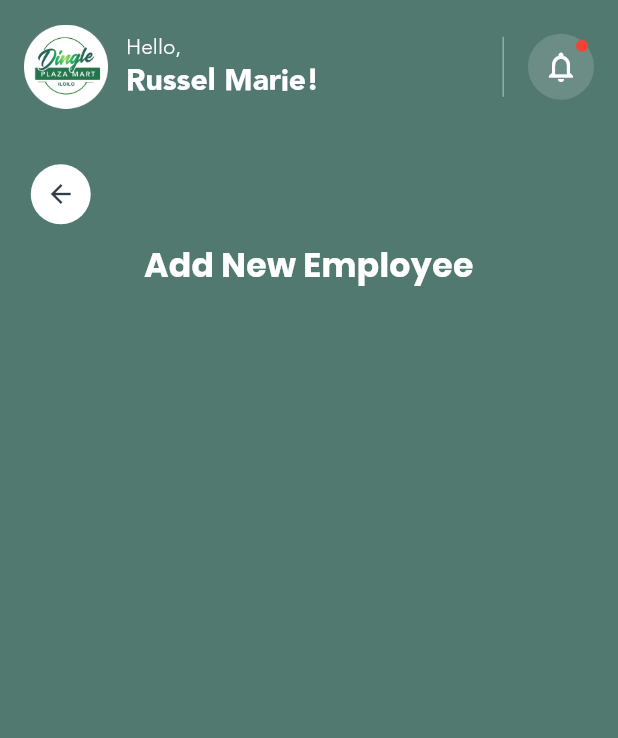
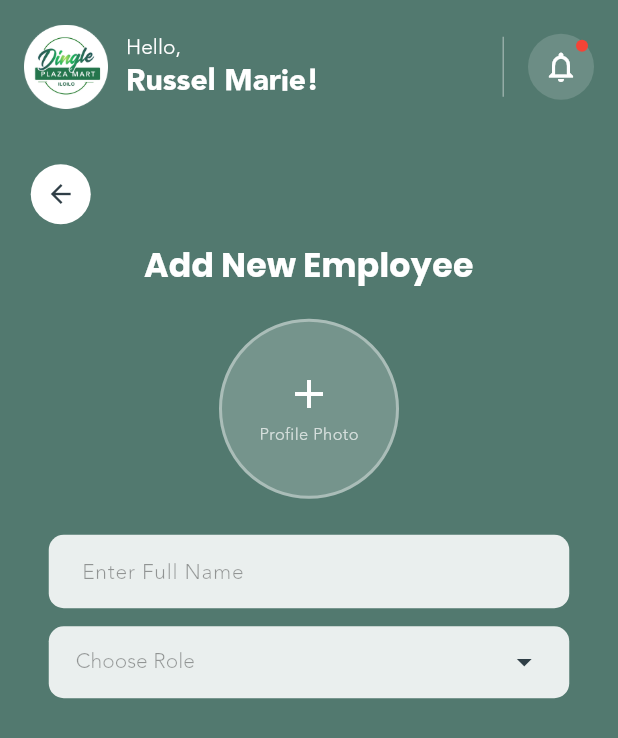
Before and after one commit to Emenjay/Mini-Grocery-System, a Flutter app: the AddStaffScreen screen opened directly, on a phone screen of 412 x 824 dp. Shown: the top 738 px of the screen. Run offline on Flutter 3.47's test engine with Material 3 defaults, Android fonts, the phone set to English and light mode, and no system bars; our stand-ins replace google_fonts, syncfusion_flutter_calendar; missing offline and left inert: syncfusion_flutter_core; project files that could hold a hidden picture were left out.

Commit message:
feat(add-staff): add profile photo picker, name field, and role dropdown

```diff
--- a/frontend/lib/screens/admin/add_staff_screen.dart
+++ b/frontend/lib/screens/admin/add_staff_screen.dart
@@ -11,6 +11,21 @@ class AddStaffScreen extends StatefulWidget {
 }
 
 class _AddStaffScreenState extends State<AddStaffScreen> {
+
+  // state variables
+  final _formKey = GlobalKey<FormState>();
+  final TextEditingController _nameController = TextEditingController();
+  String? _selectedRole;
+  static const List<String> _roles = ['Inventory Staff', 'Cashier'];
+
+
+ // dispose of controllers to prevent memory leaks when the widget is destroyed
+  @override
+  void dispose() {
+    _nameController.dispose();
+    super.dispose();
+  }
+
   @override
   Widget build(BuildContext context) {
     return Scaffold(
@@ -103,6 +118,9 @@ class _AddStaffScreenState extends State<AddStaffScreen> {
                 borderRadius: BorderRadius.circular(16),
               ),
               child: SingleChildScrollView(
+                child: Form(
+                  key: _formKey,
+                  child: SingleChildScrollView(
                     child: Column(
                       children: [
                         // back button row
@@ -137,10 +155,40 @@ class _AddStaffScreenState extends State<AddStaffScreen> {
                             fontSize: 22,
                             fontWeight: FontWeight.bold,
                           )),
+
+                        // photo picker
                         const SizedBox(height: 20),
+                        const _ProfilePhotoPicker(),
+                        const SizedBox(height: 24),
+
+                        // name field
+                        Padding(
+                          padding: const EdgeInsets.symmetric(horizontal: 28),
+                          child: _TextField(
+                            controller: _nameController,
+                            hintText: 'Enter Full Name',
+                            validator: (v) => (v == null || v.trim().isEmpty)
+                                ? 'Full name is required'
+                                : null,
+                          ),
+                        ),
+                        const SizedBox(height: 12),
+
+                        // role dropdown
+                        Padding(
+                          padding: const EdgeInsets.symmetric(horizontal: 28),
+                          child: _RoleDropdown(
+                            roles: _roles,
+                            value: _selectedRole,
+                            onChanged: (v) => setState(() => _selectedRole = v),
+                          ),
+                        ),
+                        const SizedBox(height: 24),
 
 
                       ],
+                    ),
+                  ),
                 ),
               ),
             ),
@@ -150,3 +198,149 @@ class _AddStaffScreenState extends State<AddStaffScreen> {
     );
   }
 }
+
+// --- Profile photo picker placeholder
+class _ProfilePhotoPicker extends StatelessWidget {
+  const _ProfilePhotoPicker();
+
+  @override
+  Widget build(BuildContext context) {
+    return GestureDetector(
+      // TODO: wire up image_picker when ready
+      onTap: () => ScaffoldMessenger.of(context).showSnackBar(
+        const SnackBar(content: Text('Photo picker coming soon...')),
+      ),
+      child: Container(
+        width: 120, height: 120,
+        decoration: BoxDecoration(
+          shape: BoxShape.circle,
+          color: Colors.white.withValues(alpha:0.20),
+          border: Border.all(color: Colors.white38, width: 2),
+        ),
+        child: const Column(
+          mainAxisAlignment: MainAxisAlignment.center,
+          children: [
+            Icon(Icons.add, color: Colors.white, size: 32),
+
+            SizedBox(height: 4),
+
+            Text('Profile Photo',
+              style: TextStyle(
+                color: Colors.white70,
+                fontFamily: AppFonts.avenir,
+                fontSize: 11,
+              )
+            ),
+          ],
+        ),
+      ),
+    );
+  }
+}
+
+// --- text fields
+class _TextField extends StatelessWidget {
+  final TextEditingController controller;
+  final String hintText;
+  final String? Function(String?)? validator;
+
+  const _TextField({
+    required this.controller,
+    required this.hintText,
+    this.validator,
+  });
+
+  @override
+  Widget build(BuildContext context) {
+    return TextFormField(
+      controller: controller,
+      validator: validator,
+
+      style: const TextStyle(
+        color: Colors.black87,
+        fontFamily: AppFonts.poppins,
+        fontSize: 14,
+      ),
+
+      decoration: InputDecoration(
+        filled: true,
+        fillColor: Colors.white.withValues(alpha:0.88),
+        hintText: hintText,
+        hintStyle: const TextStyle(
+          color: Colors.black38,
+          fontFamily: AppFonts.avenir,
+          fontSize: 14,
+        ),
+
+        contentPadding: const EdgeInsets.symmetric(horizontal: 18, vertical: 14),
+        border: OutlineInputBorder(
+          borderRadius: BorderRadius.circular(10),
+          borderSide: BorderSide.none,
+        ),
+        errorBorder: OutlineInputBorder(
+          borderRadius: BorderRadius.circular(10),
+          borderSide: const BorderSide(color: Colors.redAccent),
+        ),
+        focusedErrorBorder: OutlineInputBorder(
+          borderRadius: BorderRadius.circular(10),
+          borderSide: const BorderSide(color: Colors.redAccent),
+        ),
+      ),
+    );
+  }
+}
+
+// --- role dropdown
+class _RoleDropdown extends StatelessWidget {
+  final List<String> roles;
+  final String? value;
+  final ValueChanged<String?> onChanged;
+
+  const _RoleDropdown({
+    required this.roles,
+    required this.value,
+    required this.onChanged,
+  });
+
+  @override
+  Widget build(BuildContext context) {
+    return Container(
+      decoration: BoxDecoration(
+        color: Colors.white.withValues(alpha:0.88),
+        borderRadius: BorderRadius.circular(10),
+      ),
+
+      padding: const EdgeInsets.symmetric(horizontal: 18),
+
+      child: DropdownButtonHideUnderline(
+        child: DropdownButton<String>(
+          isExpanded: true,
+          value: value,
+          hint: const Text('Choose Role',
+            style: TextStyle(
+              color: Colors.black38,
+              fontFamily: AppFonts.avenir,
+              fontSize: 14,
+            )
+          ),
+
+          icon: const Icon(Icons.arrow_drop_down,
+              color: AppColors.primaryDarkTeal),
+          dropdownColor: Colors.white,
+          style: const TextStyle(
+
+            color: Colors.black87,
+            fontFamily: AppFonts.poppins,
+            fontSize: 14,
+          ),
+
+          items: roles
+          .map((r) => DropdownMenuItem(value: r, child: Text(r)))
+          .toList(),
+          onChanged: onChanged,
+        ),
+
+      ),
+    );
+  }
+}
```
Lines whose indentation alone changed are shown as unchanged.
